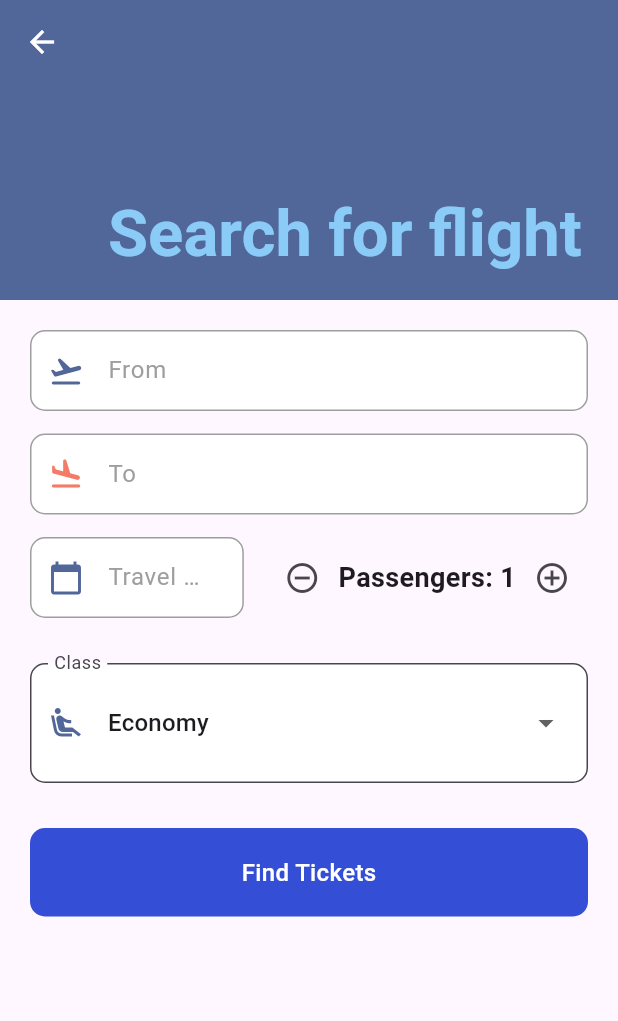
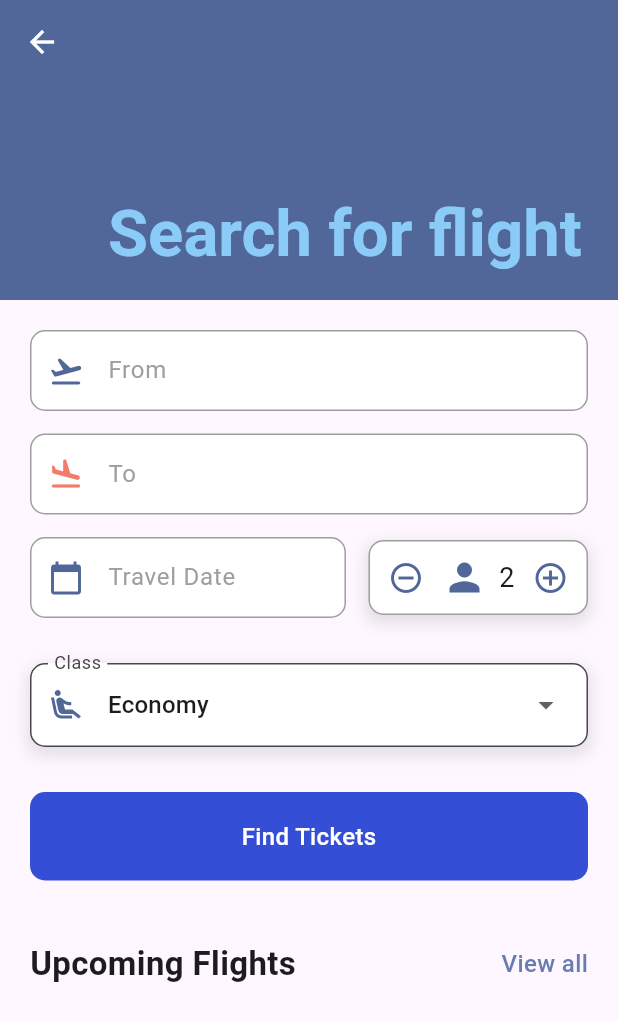
Before and after one commit to kasimkazmi/flutter_application_1, a Flutter app: the FlightScreen screen opened directly, on a phone screen of 412 x 824 dp. Shown: the top 1021 px of the screen. Run offline on Flutter 3.47's test engine with Material 3 defaults, Android fonts, the phone set to English and light mode, and no system bars; our stand-ins replace barcode_widget, cloud_firestore, firebase_auth, firebase_core, fluentui_icons, flutter_dotenv and 2 more; missing offline and left inert: flutter_facebook_auth; accounts and stored records are empty; network calls fail.

Commit message:
Code Optimize & shadow effect added

```diff
--- a/lib/base/widgets/custom_dropdown.dart
+++ /dev/null
@@ -1,85 +0,0 @@
-import 'package:flutter/material.dart';
-
-class CustomDropdown extends StatefulWidget {
-  final String label;
-  final String selectedValue;
-  final List<String> items;
-  final IconData? prefixIcon;
-  final double iconSize;
-  final Color iconColor;
-  final ValueChanged<String?> onChanged; // Use ValueChanged for type safety
-
-  const CustomDropdown({
-    super.key,
-    this.iconColor = const Color(0xFFBFC2DF),
-    this.iconSize = 24.0,
-    required this.prefixIcon,
-    required this.label,
-    required this.selectedValue,
-    required this.items,
-    required this.onChanged,
-  });
-
-  @override
-  _CustomDropdownState createState() => _CustomDropdownState();
-}
-
-class _CustomDropdownState extends State<CustomDropdown> {
-  Color _borderColor = Colors.pink; // Default border color
-  bool _isFocused = false; // Track if the dropdown is focused
-
-  @override
-  Widget build(BuildContext context) {
-    return GestureDetector(
-      onTap: () {
-        setState(() {
-          _isFocused = true; // Set focus when tapped
-          _borderColor = Colors.purple; // Change border color on focus
-        });
-      },
-      child: InputDecorator(
-        baseStyle: TextStyle(backgroundColor: Colors.pink),
-        decoration: InputDecoration(
-          labelText: _isFocused || widget.selectedValue.isNotEmpty
-              ? widget.label
-              : null,
-          prefixIcon: widget.prefixIcon != null
-              ? Icon(
-                  widget.prefixIcon,
-                  color: widget.iconColor,
-                )
-              : null,
-          filled: true,
-          fillColor: Colors.white,
-          border: OutlineInputBorder(
-            borderRadius: BorderRadius.circular(10),
-            borderSide: BorderSide(color: _borderColor),
-          ),
-          focusedBorder: OutlineInputBorder(
-            borderRadius: BorderRadius.circular(10),
-            borderSide: BorderSide(color: Colors.purple, width: 2),
-          ),
-        ),
-        child: DropdownButtonHideUnderline(
-          child: DropdownButton<String>(
-            value: widget.selectedValue.isEmpty ? null : widget.selectedValue,
-            isExpanded: true,
-            items: widget.items.map((String value) {
-              return DropdownMenuItem<String>(
-                value: value,
-                child: Text(value),
-              );
-            }).toList(),
-            onChanged: (String? newValue) {
-              setState(() {
-                _isFocused = false; // Reset focus when an item is selected
-              });
-              widget.onChanged(newValue);
-            },
-            hint: Text('Select Class Type'), // Placeholder text
-          ),
-        ),
-      ),
-    );
-  }
-}
--- a/lib/screens/features/flight/flight_screen.dart
+++ b/lib/screens/features/flight/flight_screen.dart
@@ -3,9 +3,10 @@ import 'package:flutter_application_1/base/res/styles/app_styles.dart';
 import 'package:flutter_application_1/base/utils/app_routes.dart';
 import 'package:flutter_application_1/base/widgets/app_button.dart';
 import 'package:flutter_application_1/base/widgets/app_section_heading.dart';
-import 'package:flutter_application_1/base/widgets/custom_dropdown.dart';
+import 'package:flutter_application_1/screens/features/flight/widgets/custom_dropdown.dart';
 import 'package:flutter_application_1/base/widgets/input_text.dart';
 import 'package:flutter_application_1/controller/flight_api_controller.dart';
+import 'package:flutter_application_1/screens/features/flight/widgets/increment_counter.dart';
 import 'package:flutter_application_1/screens/features/flight/widgets/promotion_cards.dart';
 import 'package:flutter_application_1/screens/features/flight/models/airport_model.dart';
 import 'package:get/get.dart';
@@ -109,7 +110,8 @@ class _FlightScreenState extends State<FlightScreen> {
   Widget _buildAppBar() {
     return SliverAppBar(
       expandedHeight: 200.0,
-      iconTheme: IconThemeData(color: AppStyles.ticketBGColor), // Change the back icon color here
+      iconTheme: IconThemeData(
+          color: AppStyles.ticketBGColor), // Change the back icon color here
 
       floating: false,
       pinned: true,
@@ -194,30 +196,16 @@ class _FlightScreenState extends State<FlightScreen> {
                 const SizedBox(
                     width:
                         15), // Space between date field and passenger controls
-                Row(
-                  children: [
-                    IconButton(
-                      icon: Icon(Icons.remove_circle_outline),
-                      onPressed: () {
-                        setState(() {
-                          if (_numberOfPassengers > 1) _numberOfPassengers--;
-                        });
-                      },
-                    ),
-                    Text(
-                      'Passengers: $_numberOfPassengers',
-                      style: AppStyles.headLineStyle2.copyWith(fontSize: 18),
-                    ),
-                    IconButton(
-                      icon: Icon(Icons.add_circle_outline),
-                      onPressed: () {
-                        setState(() {
-                          _numberOfPassengers++;
-                        });
-                      },
-                    ),
-                  ],
-                ),
+                IncrementCounter(
+                  numberOfPassengers: 2,
+                  onChanged: (newCount) {
+                    // Handle the change in passenger count
+                  },
+                  leftIcon: Icons.remove_circle_outline,
+                  rightIcon: Icons.add_circle_outline,
+                  middleIcon: Icons.person,
+                  iconSize: 30,
+                )
               ],
             ),
           ),
@@ -252,11 +240,11 @@ class _FlightScreenState extends State<FlightScreen> {
           const SizedBox(height: 20),
 
           // Upcoming Flights Section
-          // AppSectionHeading(
-          //   leftText: "Upcoming Flights",
-          //   rightText: "View all",
-          //   func: () => Navigator.pushNamed(context, AppRoutes.allTickets),
-          // ),
+          AppSectionHeading(
+            leftText: "Upcoming Flights",
+            rightText: "View all",
+            func: () => Navigator.pushNamed(context, AppRoutes.allTickets),
+          ),
           const SizedBox(height: 15),
 
           // Promotion Cards
--- /dev/null
+++ b/lib/screens/features/flight/widgets/custom_dropdown.dart
@@ -0,0 +1,106 @@
+import 'package:flutter/material.dart';
+
+class CustomDropdown extends StatefulWidget {
+  final String label;
+  final String selectedValue;
+  final List<String> items;
+  final IconData? prefixIcon;
+  final double iconSize;
+  final Color iconColor;
+  final ValueChanged<String?> onChanged; // Use ValueChanged for type safety
+  final double height; // New parameter for height
+
+  const CustomDropdown({
+    super.key,
+    this.iconColor = const Color(0xFFBFC2DF),
+    this.iconSize = 24.0,
+    required this.prefixIcon,
+    required this.label,
+    required this.selectedValue,
+    required this.items,
+    required this.onChanged,
+    this.height = 56.0, // Default height
+  });
+
+  @override
+  _CustomDropdownState createState() => _CustomDropdownState();
+}
+
+class _CustomDropdownState extends State<CustomDropdown> {
+  bool _isFocused = false; // Track if the dropdown is focused
+  final Color _borderColor = Colors.transparent; // Set to transparent
+  @override
+  Widget build(BuildContext context) {
+    return GestureDetector(
+      onTap: () {
+        setState(() {
+          _isFocused = true; // Set focus when tapped
+        });
+      },
+      child: Container(
+        height: widget.height, // Set the height of the dropdown
+        decoration: BoxDecoration(
+          color: Colors.white, // Background color
+          borderRadius: BorderRadius.circular(10), // Rounded corners
+          boxShadow: [
+            BoxShadow(
+              color: Colors.black.withOpacity(0.1), // Shadow color
+              offset: const Offset(0, 4), // Shadow offset
+              blurRadius: 8, // Shadow blur radius
+              spreadRadius: 2, // Shadow spread radius
+            ),
+          ],
+        ),
+        child: InputDecorator(
+          baseStyle: TextStyle(backgroundColor: Colors.pink),
+          decoration: InputDecoration(
+              labelText: _isFocused || widget.selectedValue.isNotEmpty
+                  ? widget.label
+                  : null,
+              prefixIcon: widget.prefixIcon != null
+                  ? Icon(
+                      widget.prefixIcon,
+                      color: widget.iconColor,
+                    )
+                  : null,
+              filled: true,
+              fillColor: Colors.white,
+              // border: InputBorder.none, // Remove the border
+
+              border: OutlineInputBorder(
+                borderRadius: BorderRadius.circular(10),
+                borderSide: BorderSide(color: _borderColor),
+              ),
+              focusedBorder: OutlineInputBorder(
+                borderRadius: BorderRadius.circular(10),
+                borderSide: BorderSide(color: Colors.purple, width: 2),
+                //
+              )),
+          child: DropdownButtonHideUnderline(
+            child: DropdownButton<String>(
+              value: widget.selectedValue.isEmpty ? null : widget.selectedValue,
+              isExpanded: true,
+              items: widget.items.map((String value) {
+                return DropdownMenuItem<String>(
+                  value: value,
+                  child: Container(
+                    height: widget.height - 16, // Adjust item height
+                    alignment: Alignment.centerLeft, // Align text to the left
+                    child: Text(value),
+                  ),
+                );
+              }).toList(),
+              onChanged: (String? newValue) {
+                setState(() {
+                  _isFocused = false; // Reset focus when an item is selected
+                });
+                widget.onChanged(newValue);
+              },
+              hint: Text('Select Class Type'), // Placeholder text
+            ),
+          ),
+        ),
+      ),
+    );
+  }
+}
--- /dev/null
+++ b/lib/screens/features/flight/widgets/increment_counter.dart
@@ -0,0 +1,85 @@
+import 'package:flutter/material.dart';
+
+class IncrementCounter extends StatelessWidget {
+  final Color _borderColor = Colors.grey; // Set to transparent
+
+  const IncrementCounter({
+    super.key,
+    required this.numberOfPassengers,
+    required this.onChanged,
+    this.iconSize = 24.0, // Default icon size
+    this.iconColor = const Color(0xff526799),
+    required this.leftIcon,
+    required this.rightIcon,
+    required this.middleIcon, // Default icon color
+  });
+
+  final int numberOfPassengers;
+  final IconData leftIcon;
+  final IconData rightIcon;
+  final IconData middleIcon;
+  final double iconSize;
+  final Color iconColor;
+  final ValueChanged<int> onChanged;
+
+  @override
+  Widget build(BuildContext context) {
+    return Column(
+      crossAxisAlignment: CrossAxisAlignment.start, // Align label to the start
+      children: [
+        Container(
+          decoration: BoxDecoration(
+            color: Colors.white, // Background color
+            borderRadius: BorderRadius.circular(10),
+            border: Border.all(
+                color: _borderColor), // Border color )// Rounded corners
+            boxShadow: [
+              BoxShadow(
+                color: Colors.black.withValues(alpha: 0.1), // Shadow color
+                offset: const Offset(0, 4), // Shadow offset
+                blurRadius: 8, // Shadow blur radius
+                spreadRadius: 2, // Shadow spread radius
+              ),
+            ],
+          ),
+          child: Row(
+            mainAxisAlignment: MainAxisAlignment
+                .spaceBetween, // Space between buttons and text
+            children: [
+              IconButton(
+                icon: Icon(leftIcon),
+                color: iconColor, // Use the passed icon color
+                onPressed: () {
+                  if (numberOfPassengers > 1) {
+                    onChanged(numberOfPassengers - 1); // Decrement passengers
+                  }
+                },
+              ),
+              Row(
+                children: [
+                  Icon(
+                    middleIcon, // Use the middle icon to represent a passenger
+                    size: iconSize, // Customize the size of the icon
+                    color: iconColor, // Use the passed icon color
+                  ),
+                  SizedBox(width: 8), // Space between icon and text
+                  Text(
+                    '$numberOfPassengers', // Display the number of passengers
+                    style: TextStyle(fontSize: 18), // Customize this style
+                  ),
+                ],
+              ),
+              IconButton(
+                icon: Icon(rightIcon),
+                color: iconColor, // Use the passed icon color
+                onPressed: () {
+                  onChanged(numberOfPassengers + 1); // Increment passengers
+                },
+              ),
+            ],
+          ), // Padding inside the container
+        ),
+      ],
+    );
+  }
+}
```
Also changed, not shown: 1 other file.
